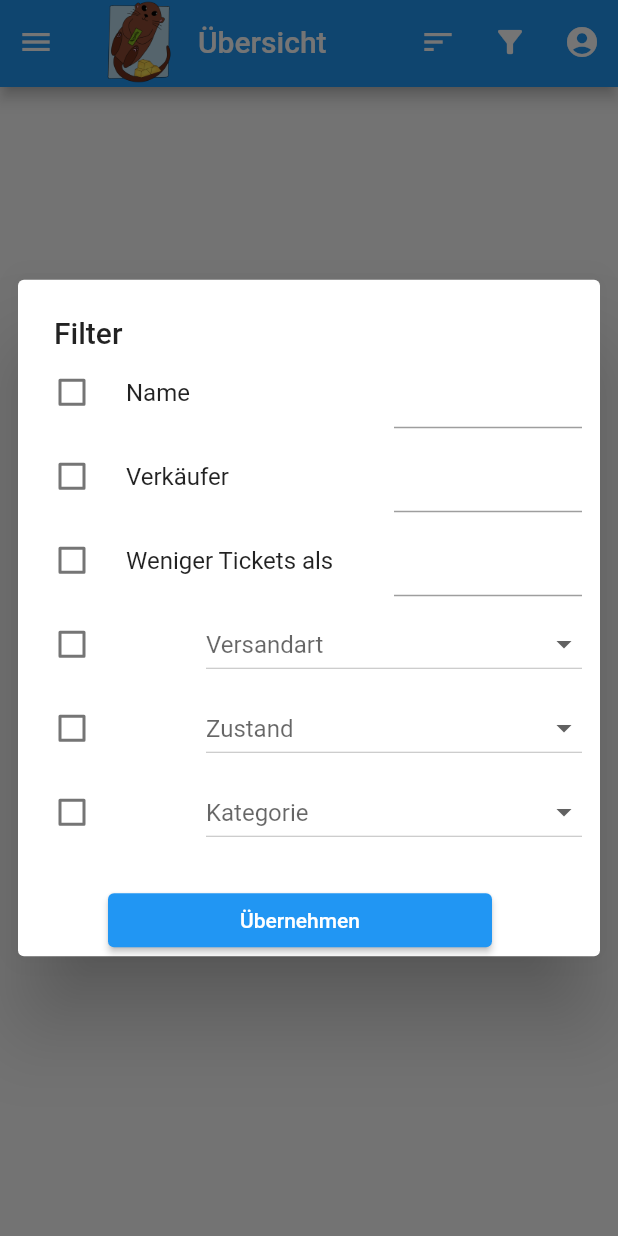
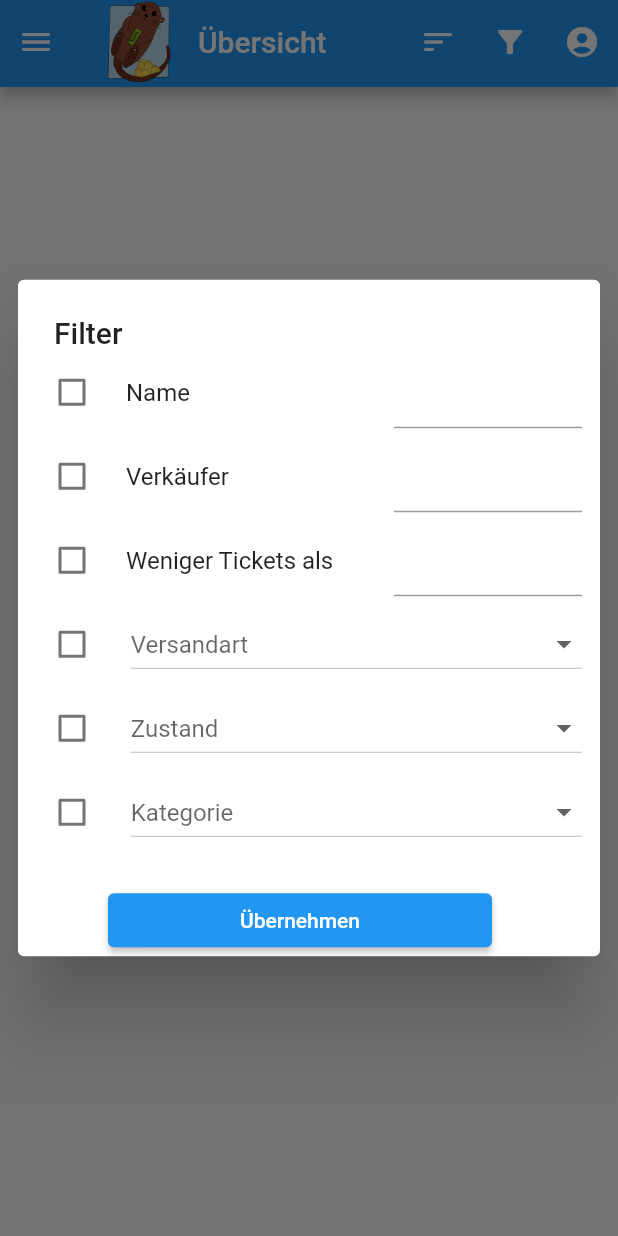
Before and after one commit to DustinHolm/lottery_app, a Flutter app: the screen it shows after launch, after a tap on "als Gast fortfahren", after a tap on the "filter alt" icon, on a phone screen of 412 x 824 dp. Run offline on Flutter 3.47's test engine with Material 2 defaults, Android fonts, the light colour scheme and no system bars; our stand-ins replace cloud_firestore, firebase_auth, firebase_core, firebase_storage, google_sign_in, image_picker and 3 more; accounts and stored records are empty.

Commit message:
Nicer design

```diff
--- a/lib/components/filter_dialog.dart
+++ b/lib/components/filter_dialog.dart
@@ -154,7 +154,7 @@ class _FilterDialogState extends State<FilterDialog> {
                       () => enabledFilters[CollectTypeFilter] = val ?? false),
                 )),
             Expanded(
-                flex: 2,
+                flex: 4,
                 child: EnumDropdownButton<CollectType>(
                   types: CollectType.values,
                   currentValue: collectTypeValue,
@@ -175,7 +175,7 @@ class _FilterDialogState extends State<FilterDialog> {
                       () => enabledFilters[ConditionFilter] = val ?? false),
                 )),
             Expanded(
-                flex: 2,
+                flex: 4,
                 child: EnumDropdownButton<Condition>(
                   types: Condition.values,
                   currentValue: conditionValue,
@@ -197,7 +197,7 @@ class _FilterDialogState extends State<FilterDialog> {
                       () => enabledFilters[CategoryFilter] = val ?? false),
                 )),
             Expanded(
-                flex: 2,
+                flex: 4,
                 child: EnumDropdownButton<Category>(
                   types: Category.values,
                   currentValue: categoryValue,
```
